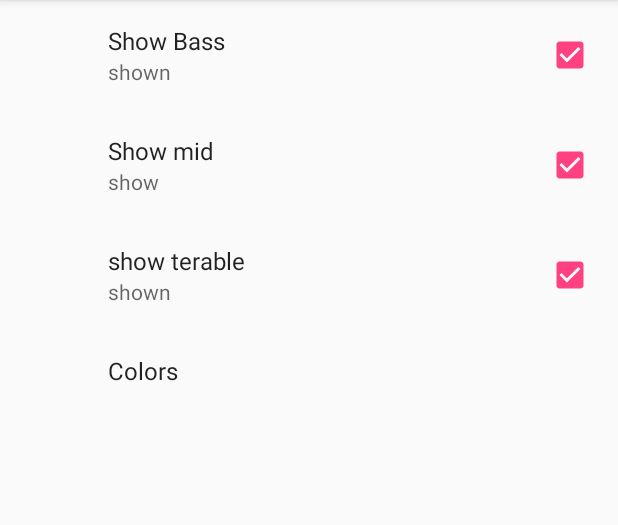
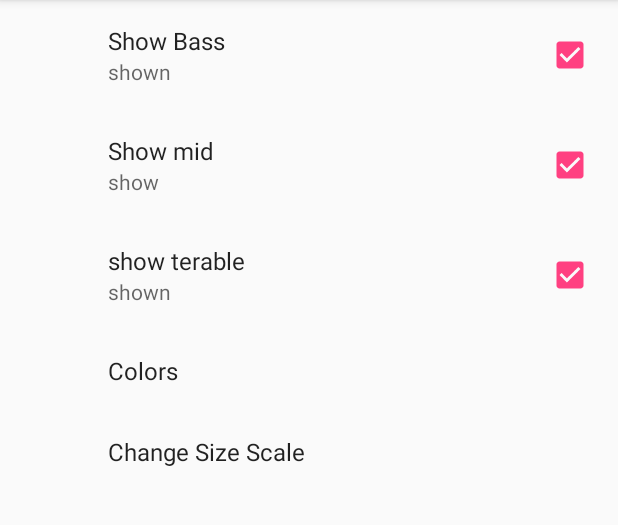
Before and after one commit to AbdoAhmedAbdelaleem/Preferences, an Android app: the screen it shows after launch (SettingsActivity), in the options menu, after a tap on "Setting", on a phone screen of 412 x 824 dp, the part 84-609 px from its top. Run offline under Robolectric (Android 15) with nearby library versions, the phone set to English and light mode, and no system bars; our stand-ins replace androidx.preference; 1 statement that could not run was skipped.

Commit message:
add listPreference and implement onSharePreferencesChangeListener and add EditTexPreference

```diff
--- a/app/src/main/java/android/example/com/visualizerpreferences/PrefernceFragment.java
+++ b/app/src/main/java/android/example/com/visualizerpreferences/PrefernceFragment.java
@@ -3,12 +3,14 @@ package android.example.com.visualizerpreferences;
 import android.content.SharedPreferences;
 import android.os.Bundle;
 import android.support.v7.preference.CheckBoxPreference;
+import android.support.v7.preference.EditTextPreference;
 import android.support.v7.preference.ListPreference;
 import android.support.v7.preference.Preference;
 import android.support.v7.preference.PreferenceFragmentCompat;
 import android.support.v7.preference.PreferenceScreen;
+import android.widget.Toast;
 
-public class PrefernceFragment extends PreferenceFragmentCompat implements SharedPreferences.OnSharedPreferenceChangeListener {
+public class PrefernceFragment extends PreferenceFragmentCompat implements SharedPreferences.OnSharedPreferenceChangeListener,Preference.OnPreferenceChangeListener {
     PreferenceScreen preferenceScreen;
     SharedPreferences sharedPreferences;
     @Override
@@ -25,6 +27,8 @@ public class PrefernceFragment extends PreferenceFragmentCompat implements Share
                 setSummary(preference, s);
             }
         }
+        Preference minSizeEditTextPreference = findPreference(getString(R.string.ChangeSizeScaleDefaultKey));
+        minSizeEditTextPreference.setOnPreferenceChangeListener(this);
         sharedPreferences.registerOnSharedPreferenceChangeListener(this);
     }
 
@@ -45,6 +49,10 @@ public class PrefernceFragment extends PreferenceFragmentCompat implements Share
                   listPreference.setSummary(listPreference.getEntries()[indexOfValue]);
               }
           }
+          else if(preference instanceof EditTextPreference)
+          {
+              preference.setSummary(value);
+          }
     }
 
     @Override
@@ -56,4 +64,28 @@ public class PrefernceFragment extends PreferenceFragmentCompat implements Share
             setSummary(preference,value);
         }
     }
+
+    @Override
+    public boolean onPreferenceChange(Preference preference, Object newValue) {
+        String key = preference.getKey();
+        String value=(String)newValue;
+        if(key.equals(getString(R.string.ChangeSizeScaleDefaultKey)))
+        {
+            Toast error = Toast.makeText(getContext(), "Erro on saving Min Size Scale Value", Toast.LENGTH_SHORT);
+            try
+            {
+                int num = Integer.parseInt(value);
+                if(num>3 || num<=0) {
+                    error.show();
+                    return  false;
+                }
+            }
+            catch (Exception ex)
+            {
+                error.show();
+                return false;
+            }
+        }
+        return true;
+    }
 }
--- a/app/src/main/java/android/example/com/visualizerpreferences/VisualizerActivity.java
+++ b/app/src/main/java/android/example/com/visualizerpreferences/VisualizerActivity.java
@@ -58,13 +58,18 @@ public class VisualizerActivity extends AppCompatActivity implements SharedPrefe
     }
 
     private void defaultSetup() {
-        mVisualizerView.setShowBass(defaultSharedPreferences.getBoolean(getString(R.string.ShowBassSummeryKey),getResources().getBoolean(R.bool.showBassDefaultVale)));
-        mVisualizerView.setShowMid(defaultSharedPreferences.getBoolean(getString(R.string.ShowMidSummeryKey),getResources().getBoolean(R.bool.showMidDefaultVale)));
-        mVisualizerView.setShowTreble(defaultSharedPreferences.getBoolean(getString(R.string.ShowTerableKey),getResources().getBoolean(R.bool.showTerrableDefaultVale)));
-        mVisualizerView.setMinSizeScale(1);
+        mVisualizerView.setShowBass(defaultSharedPreferences.getBoolean(getString(R.string.ShowBassSummeryKey), getResources().getBoolean(R.bool.showBassDefaultVale)));
+        mVisualizerView.setShowMid(defaultSharedPreferences.getBoolean(getString(R.string.ShowMidSummeryKey), getResources().getBoolean(R.bool.showMidDefaultVale)));
+        mVisualizerView.setShowTreble(defaultSharedPreferences.getBoolean(getString(R.string.ShowTerableKey), getResources().getBoolean(R.bool.showTerrableDefaultVale)));
+        SetMinSize();
         mVisualizerView.setColor(getString(R.string.pref_color_red_value));
     }
 
+    public void SetMinSize() {
+        String minSizeScaleText= defaultSharedPreferences.getString(getString(R.string.ChangeSizeScaleDefaultKey), getString(R.string.ChangeSizeScaleDefaultValue));
+        int minSizeScaleValue=Integer.parseInt(minSizeScaleText);
+        mVisualizerView.setMinSizeScale(minSizeScaleValue);
+    }
     /**
      * Below this point is code you do not need to modify; it deals with permissions
      * and starting/cleaning up the AudioInputReader
@@ -98,7 +103,7 @@ public class VisualizerActivity extends AppCompatActivity implements SharedPrefe
             // And if we're on SDK M or later...
             if (Build.VERSION.SDK_INT >= Build.VERSION_CODES.M) {
                 // Ask again, nicely, for the permissions.
-                String[] permissionsWeNeed = new String[]{ Manifest.permission.RECORD_AUDIO };
+                String[] permissionsWeNeed = new String[]{Manifest.permission.RECORD_AUDIO};
                 requestPermissions(permissionsWeNeed, MY_PERMISSION_RECORD_AUDIO_REQUEST_CODE);
             }
         } else {
@@ -133,38 +138,34 @@ public class VisualizerActivity extends AppCompatActivity implements SharedPrefe
     @Override
     public boolean onCreateOptionsMenu(Menu menu) {
         MenuInflater menuInflater = getMenuInflater();
-        menuInflater.inflate(R.menu.visualizer_menu,menu);
+        menuInflater.inflate(R.menu.visualizer_menu, menu);
         return true;
     }
 
     @Override
     public boolean onOptionsItemSelected(MenuItem item) {
-        if(item.getItemId()==R.id.setting)
-        {
-            Intent intent=new Intent(this,SettingsActivity.class);
+        if (item.getItemId() == R.id.setting) {
+            Intent intent = new Intent(this, SettingsActivity.class);
             startActivity(intent);
-            return  true;
+            return true;
         }
         return super.onOptionsItemSelected(item);
     }
 
     @Override
-    public void onSharedPreferenceChanged(SharedPreferences sharedPreferences, String key)
-    {
+    public void onSharedPreferenceChanged(SharedPreferences sharedPreferences, String key) {
 
-        if(key.equals(getString(R.string.ShowBassSummeryKey)))
-        {
-            mVisualizerView.setShowBass(sharedPreferences.getBoolean(getString(R.string.ShowBassSummeryKey),getResources().getBoolean(R.bool.showBassDefaultVale)));
+        if (key.equals(getString(R.string.ShowBassSummeryKey))) {
+            mVisualizerView.setShowBass(sharedPreferences.getBoolean(getString(R.string.ShowBassSummeryKey), getResources().getBoolean(R.bool.showBassDefaultVale)));
 
+        } else if (key.equals(getString(R.string.ShowMidSummeryKey))) {
+            mVisualizerView.setShowMid(sharedPreferences.getBoolean(getString(R.string.ShowMidSummeryKey), getResources().getBoolean(R.bool.showMidDefaultVale)));
+
+        } else if (key.equals(getString(R.string.ShowTerableKey))) {
+            mVisualizerView.setShowTreble(sharedPreferences.getBoolean(getString(R.string.ShowTerableKey), getResources().getBoolean(R.bool.showTerrableDefaultVale)));
         }
-       else if(key.equals(getString(R.string.ShowMidSummeryKey)))
-        {
-            mVisualizerView.setShowMid(sharedPreferences.getBoolean(getString(R.string.ShowMidSummeryKey),getResources().getBoolean(R.bool.showMidDefaultVale)));
-
-        }
-        else if(key.equals(getString(R.string.ShowTerableKey)))
-        {
-            mVisualizerView.setShowTreble(sharedPreferences.getBoolean(getString(R.string.ShowTerableKey),getResources().getBoolean(R.bool.showTerrableDefaultVale)));
+        else if (key.equals(getString(R.string.ChangeSizeScaleDefaultKey))) {
+            SetMinSize();
         }
     }
 }
--- a/app/src/main/res/values/strings.xml
+++ b/app/src/main/res/values/strings.xml
@@ -34,5 +34,8 @@
     <string name="ShowBassSummeryOFF">hidden</string>
     <string name="colorListKey" translatable="false">colorListKey</string>
     <string name="listColorTitle">Colors</string>
+    <string name="ChangeSizeScaleDefaultValue">1</string>
+    <string name="ChangeSizeScaleTitle">Change Size Scale</string>
+    <string name="ChangeSizeScaleDefaultKey">changeSizeScaleKey</string>
 
 </resources>
--- a/app/src/main/res/xml/preference_screen_layout.xml
+++ b/app/src/main/res/xml/preference_screen_layout.xml
@@ -28,4 +28,9 @@
         android:defaultValue="@string/pref_color_blue_label"
         android:title="@string/listColorTitle"/>
 
+    <EditTextPreference
+        android:defaultValue="@string/ChangeSizeScaleDefaultValue"
+        android:title="@string/ChangeSizeScaleTitle"
+        android:key="@string/ChangeSizeScaleDefaultKey"
+        />
 </PreferenceScreen>
```
